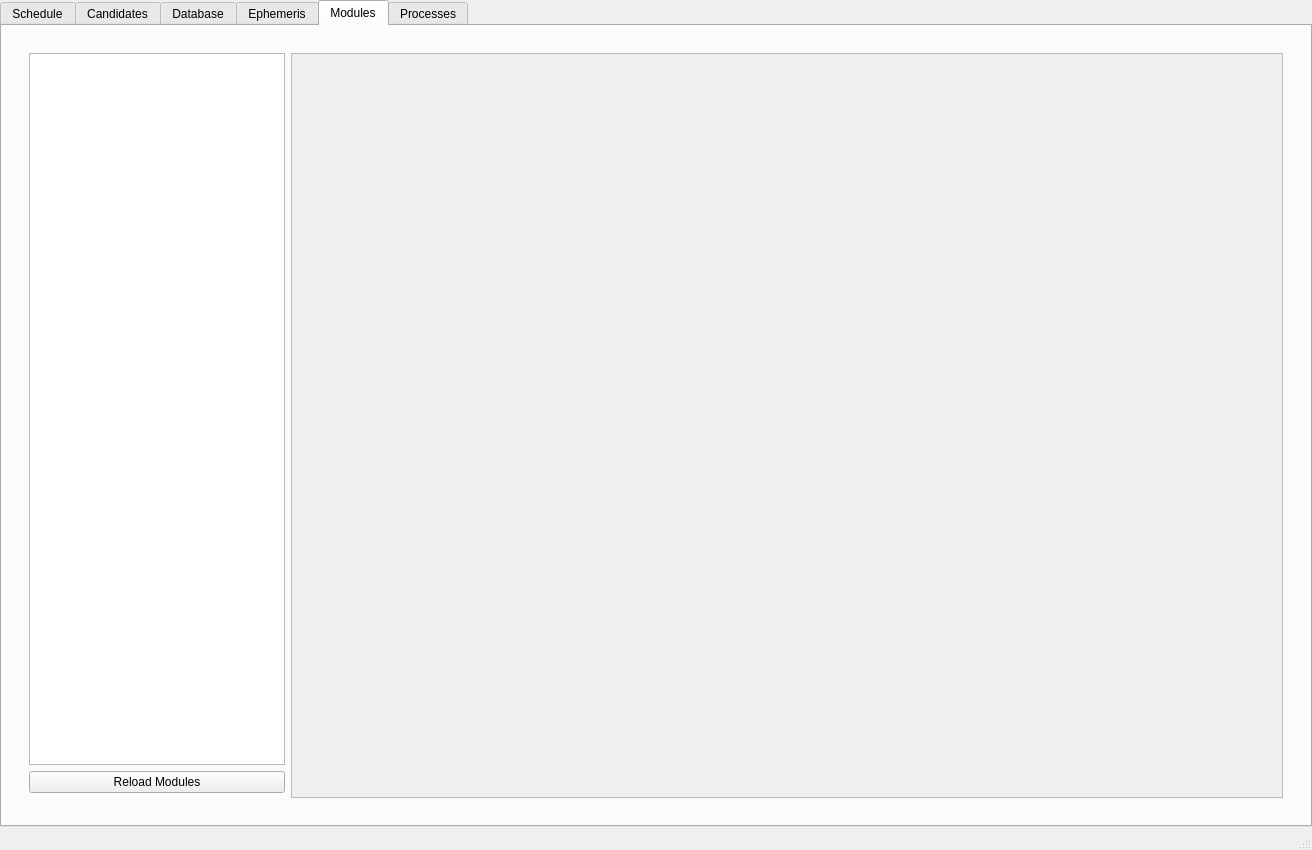
First picture: the form in alora/maestro/MaestroCore/GUI/mainwindow.ui, repository sagesanto/alora, before the edit.
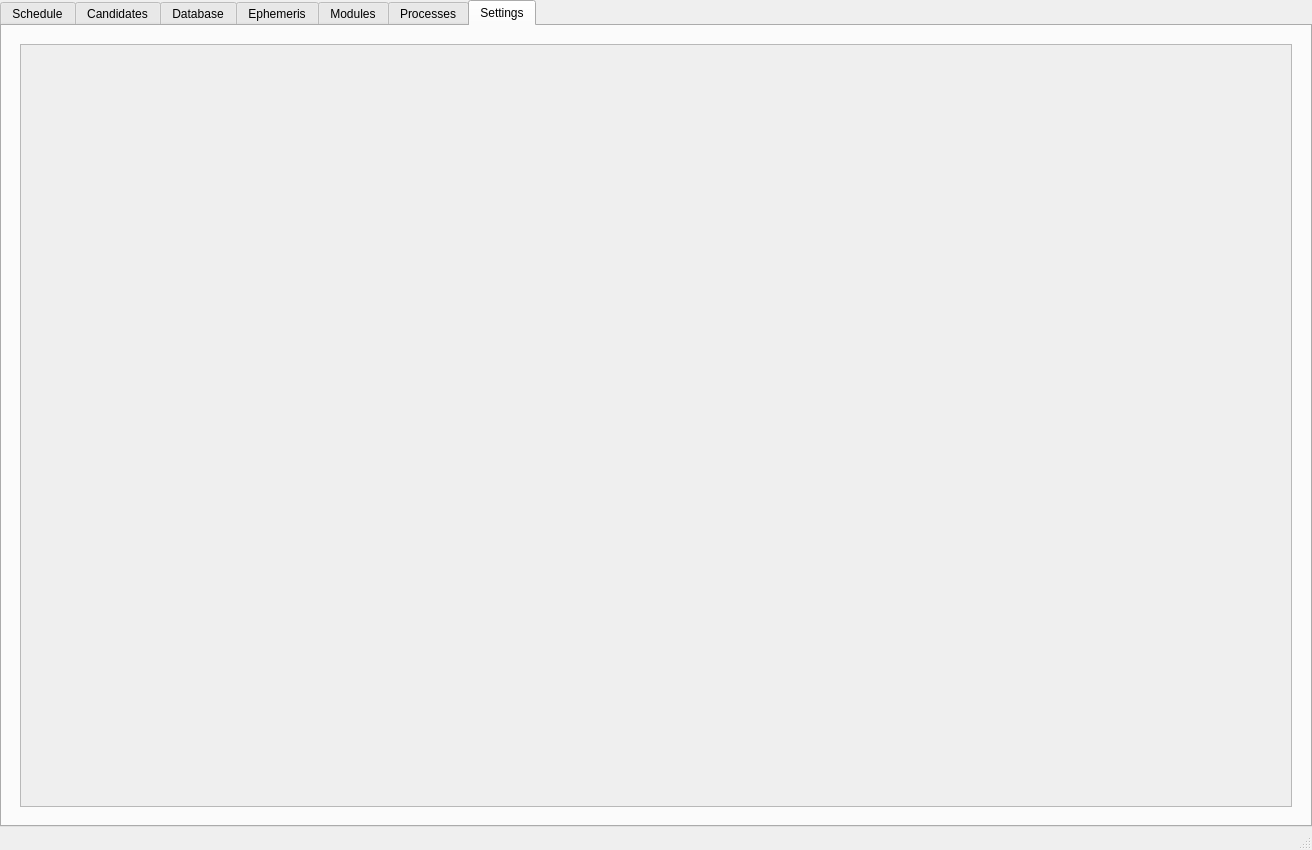
Second picture: the form after the edit. Custom widgets are drawn as their Qt base class.

Commit message: improved schedule manipulation utilities and added in-app settings view

The edit to the form file:
```diff
--- a/alora/maestro/MaestroCore/GUI/mainwindow.ui
+++ b/alora/maestro/MaestroCore/GUI/mainwindow.ui
@@ -51,7 +51,7 @@
        </sizepolicy>
       </property>
       <property name="currentIndex">
-       <number>4</number>
+       <number>6</number>
       </property>
       <property name="movable">
        <bool>false</bool>
@@ -60,7 +60,7 @@
        <attribute name="title">
         <string>Schedule</string>
        </attribute>
-       <layout class="QHBoxLayout" name="horizontalLayout_6">
+       <layout class="QVBoxLayout" name="verticalLayout_12">
         <property name="spacing">
          <number>0</number>
         </property>
@@ -2300,6 +2300,36 @@
         </item>
        </layout>
       </widget>
+      <widget class="QWidget" name="config_tab">
+       <attribute name="title">
+        <string>Settings</string>
+       </attribute>
+       <layout class="QHBoxLayout" name="horizontalLayout_6">
+        <item>
+         <widget class="QWidget" name="widget_3" native="true">
+          <layout class="QVBoxLayout" name="verticalLayout_14">
+           <item>
+            <widget class="QScrollArea" name="config_scroll">
+             <property name="widgetResizable">
+              <bool>true</bool>
+             </property>
+             <widget class="QWidget" name="scrollAreaWidgetContents">
+              <property name="geometry">
+               <rect>
+                <x>0</x>
+                <y>0</y>
+                <width>1260</width>
+                <height>745</height>
+               </rect>
+              </property>
+             </widget>
+            </widget>
+           </item>
+          </layout>
+         </widget>
+        </item>
+       </layout>
+      </widget>
      </widget>
     </item>
    </layout>
```
The commit also changes 60 other files.
